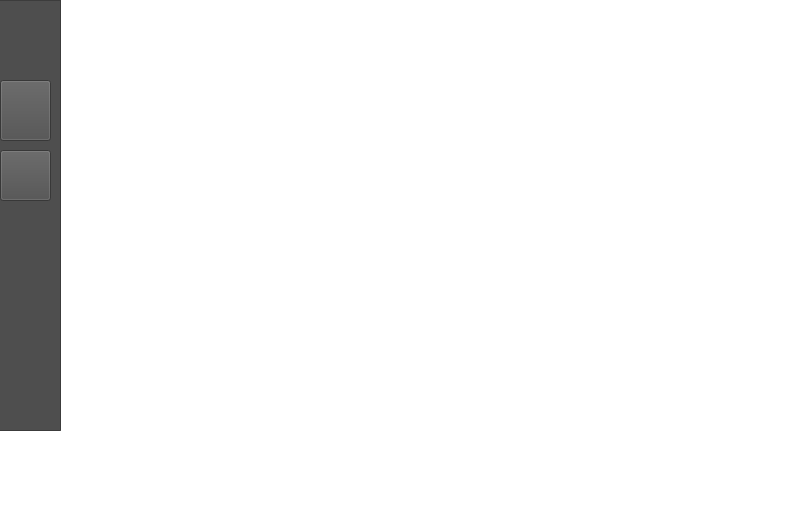
First picture: the form in litechat_interface.ui, repository joshmiao/LiteChat, before the edit.
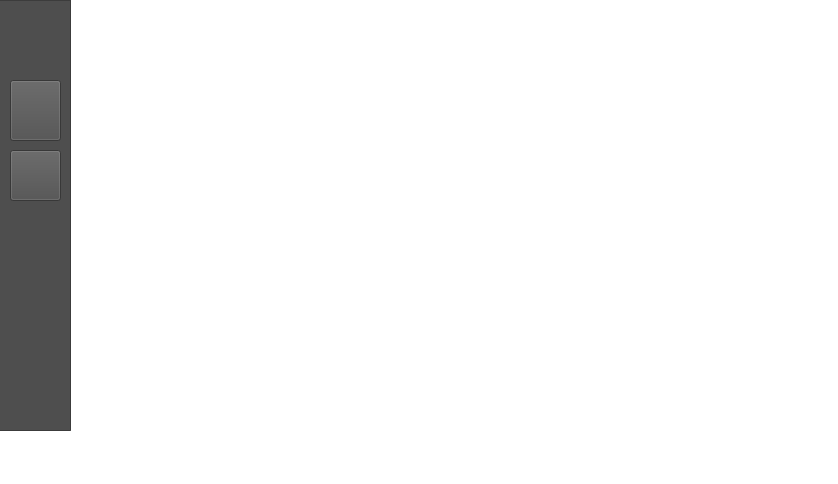
Second picture: the form after the edit. Icons and pictures are not drawn.

Diff of the .ui file:
```diff
--- a/litechat_interface.ui
+++ b/litechat_interface.ui
@@ -6,8 +6,8 @@
    <rect>
     <x>0</x>
     <y>0</y>
-    <width>794</width>
-    <height>522</height>
+    <width>838</width>
+    <height>484</height>
    </rect>
   </property>
   <property name="windowTitle">
@@ -20,9 +20,9 @@
    <widget class="QWidget" name="horizontalLayoutWidget">
     <property name="geometry">
      <rect>
-      <x>50</x>
+      <x>60</x>
       <y>0</y>
-      <width>731</width>
+      <width>751</width>
       <height>431</height>
      </rect>
     </property>
@@ -40,7 +40,7 @@
      <rect>
       <x>-10</x>
       <y>0</y>
-      <width>71</width>
+      <width>81</width>
       <height>431</height>
      </rect>
     </property>
@@ -56,7 +56,7 @@
     <widget class="QPushButton" name="pushButton">
      <property name="geometry">
       <rect>
-       <x>10</x>
+       <x>20</x>
        <y>80</y>
        <width>51</width>
        <height>61</height>
@@ -73,7 +73,7 @@
     <widget class="QPushButton" name="pushButton_2">
      <property name="geometry">
       <rect>
-       <x>10</x>
+       <x>20</x>
        <y>150</y>
        <width>51</width>
        <height>51</height>
@@ -91,7 +91,7 @@
     <widget class="QLabel" name="label">
      <property name="geometry">
       <rect>
-       <x>10</x>
+       <x>20</x>
        <y>10</y>
        <width>51</width>
        <height>51</height>
```
Left out of the diff: 2 changed lines with no effect on the pictures.
